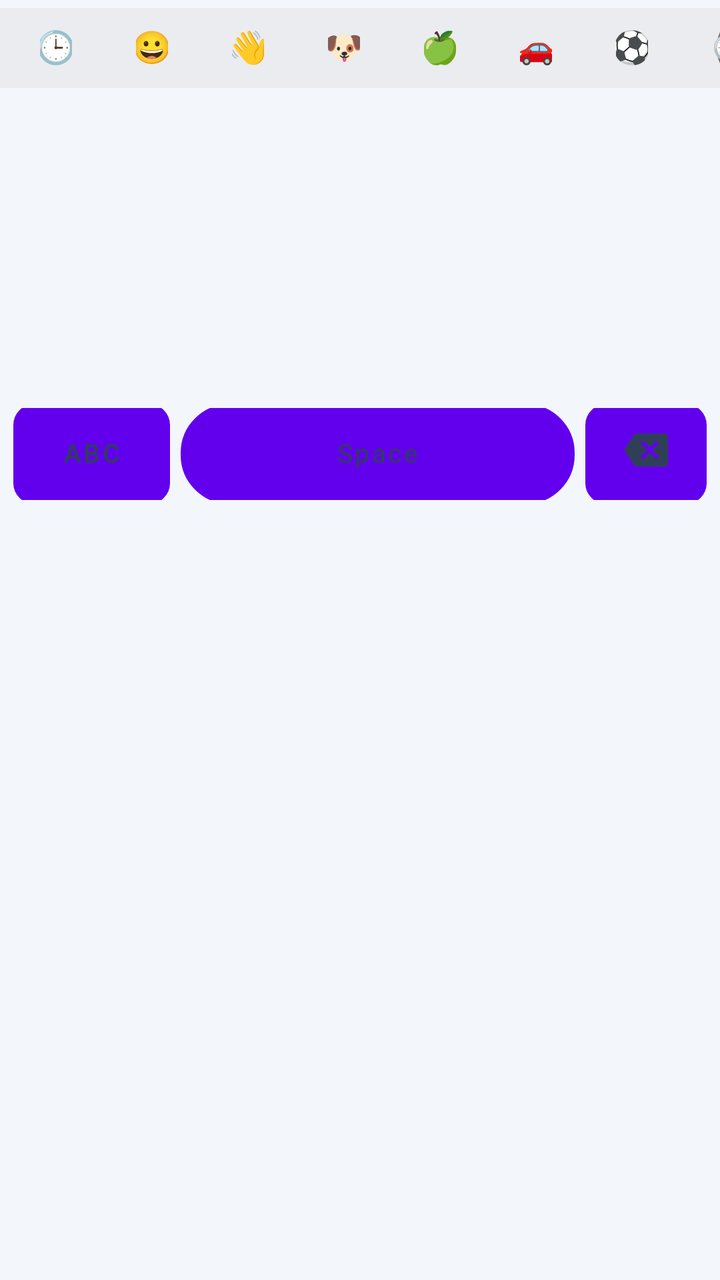
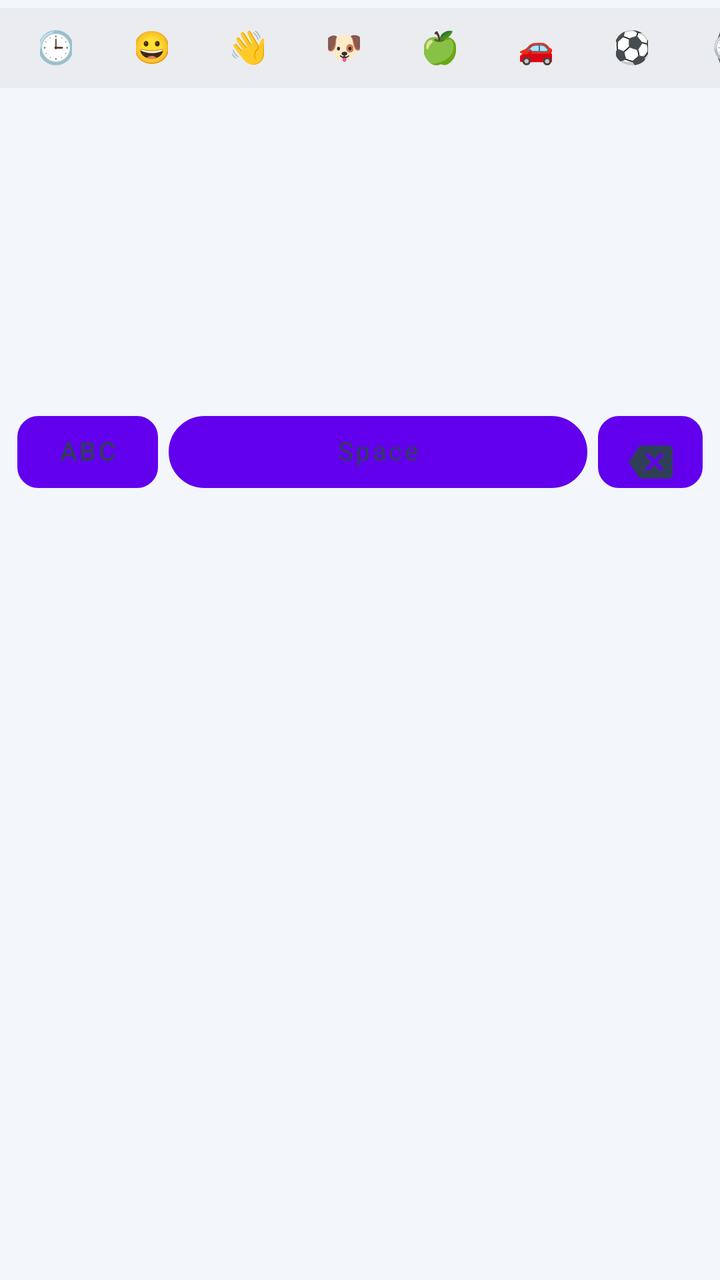

Screens rendered from an Android XML layout before and after an edit, with the pre-edit source and the edit as a unified diff.
<!-- AndroidManifest.xml: fallback theme Theme.MaterialComponents.DayNight.NoActionBar -->
<!-- res/layout/keyboard_emoji.xml -->
<?xml version="1.0" encoding="utf-8"?>
<LinearLayout xmlns:android="http://schemas.android.com/apk/res/android"
    android:layout_width="match_parent"
    android:layout_height="wrap_content"
    android:background="@color/kb_bg_light"
    android:orientation="vertical"
    android:paddingTop="4dp"
    android:layoutDirection="ltr">

    
    <HorizontalScrollView
        android:layout_width="match_parent"
        android:layout_height="40dp"
        android:scrollbars="none"
        android:background="#0A000000"
        android:fillViewport="true">

        <LinearLayout
            android:layout_width="wrap_content"
            android:layout_height="match_parent"
            android:orientation="horizontal"
            android:gravity="center_vertical"
            android:paddingStart="4dp"
            android:paddingEnd="4dp">

            <Button
                android:id="@+id/emoji_tab_recents"
                style="@style/SuggestionButton"
                android:layout_width="48dp"
                android:text="🕒" />

            <Button
                android:id="@+id/emoji_tab_smileys"
                style="@style/SuggestionButton"
                android:layout_width="48dp"
                android:text="😀" />

            <Button
                android:id="@+id/emoji_tab_people"
                style="@style/SuggestionButton"
                android:layout_width="48dp"
                android:text="👋" />

            <Button
                android:id="@+id/emoji_tab_animals"
                style="@style/SuggestionButton"
                android:layout_width="48dp"
                android:text="🐶" />

            <Button
                android:id="@+id/emoji_tab_food"
                style="@style/SuggestionButton"
                android:layout_width="48dp"
                android:text="🍏" />

            <Button
                android:id="@+id/emoji_tab_travel"
                style="@style/SuggestionButton"
                android:layout_width="48dp"
                android:text="🚗" />

            <Button
                android:id="@+id/emoji_tab_activities"
                style="@style/SuggestionButton"
                android:layout_width="48dp"
                android:text="⚽" />

            <Button
                android:id="@+id/emoji_tab_objects"
                style="@style/SuggestionButton"
                android:layout_width="48dp"
                android:text="⌚" />

            <Button
                android:id="@+id/emoji_tab_symbols"
                style="@style/SuggestionButton"
                android:layout_width="48dp"
                android:text="❤️" />

            <Button
                android:id="@+id/emoji_tab_flags"
                style="@style/SuggestionButton"
                android:layout_width="48dp"
                android:text="🏁" />
        </LinearLayout>
    </HorizontalScrollView>

    
    <GridView
        android:id="@+id/emoji_grid"
        android:layout_width="match_parent"
        android:layout_height="160dp"
        android:numColumns="8"
        android:gravity="center"
        android:horizontalSpacing="8dp"
        android:verticalSpacing="12dp"
        android:padding="8dp"
        android:scrollbars="vertical" />

    
    <LinearLayout
        android:layout_width="match_parent"
        android:layout_height="50dp"
        android:orientation="horizontal"
        android:gravity="center_vertical"
        android:paddingStart="4dp"
        android:paddingEnd="4dp"
        android:paddingBottom="4dp">

        <Button
            android:id="@+id/emoji_key_abc"
            style="@style/KeyboardButtonBottomSmall"
            android:text="ABC" />

        <Button
            android:id="@+id/emoji_key_space"
            style="@style/KeyboardButtonSpace"
            android:text="Space" />

        <Button
            android:id="@+id/emoji_key_backspace"
            style="@style/KeyboardButtonIcon"
            android:text=""
            android:drawableTop="@drawable/ic_backspace"
            android:drawablePadding="0dp" />
    </LinearLayout>

</LinearLayout>
<!-- resources referenced by this layout -->
<resources>
  <color name="kb_bg_light">#F3F6FA</color>
  <!-- drawable ic_backspace (drawable) -->
  <?xml version="1.0" encoding="utf-8"?>
  <vector xmlns:android="http://schemas.android.com/apk/res/android"
      android:width="22dp"
      android:height="22dp"
      android:viewportWidth="24"
      android:viewportHeight="24">
      <path
          android:fillColor="#333333"
          android:pathData="M22,3H7c-0.69,0 -1.23,0.35 -1.57,0.88L0,12l5.43,8.11C5.77,20.64 6.31,21 7,21h15c1.1,0 2,-0.9 2,-2V5C24,3.9 23.1,3 22,3zM19,15.59L17.59,17 14,13.41 10.41,17 9,15.59 12.59,12 9,8.41 10.41,7 14,10.59 17.59,7 19,8.41 15.41,12 19,15.59z" />
  </vector>
  <style name="KeyboardButtonBottomSmall" parent="KeyboardButtonFunctional">
          <item name="android:layout_weight">1.35</item>
          <item name="android:textSize">13sp</item>
      </style>
  <style name="KeyboardButtonIcon" parent="KeyboardButtonFunctional">
          <item name="android:layout_weight">1.04</item>
          <item name="android:paddingTop">6dp</item>
          <item name="android:paddingBottom">6dp</item>
          <item name="android:textSize">0sp</item>
          <item name="android:gravity">center</item>
          <item name="android:drawableTint">@color/kb_icon_light</item>
      </style>
  <style name="KeyboardButtonSpace" parent="KeyboardButton">
          <item name="android:layout_weight">3.4</item>
          <item name="android:background">@drawable/key_background_space</item>
          <item name="android:textSize">13sp</item>
          <item name="android:textColor">@color/kb_text_functional_light</item>
          <item name="android:fontFamily">sans-serif</item>
      </style>
  <style name="KeyboardButtonFunctional" parent="KeyboardButton">
          <item name="android:background">@drawable/key_background_functional</item>
          <item name="android:textColor">@color/kb_text_functional_light</item>
          <item name="android:textSize">14sp</item>
          <item name="android:fontFamily">sans-serif-medium</item>
      </style>
  <color name="kb_icon_light">#2F3F57</color>
  <!-- drawable key_background_space (drawable) -->
  <?xml version="1.0" encoding="utf-8"?>
  <ripple xmlns:android="http://schemas.android.com/apk/res/android"
      android:color="@color/kb_ripple_light">
  
      <item android:id="@android:id/mask">
          <shape android:shape="rectangle">
              <corners android:radius="24dp" />
              <solid android:color="@color/kb_key_light" />
          </shape>
      </item>
  
      <item>
          <shape android:shape="rectangle">
              <corners android:radius="24dp" />
              <solid android:color="@color/kb_key_light" />
              <stroke
                  android:width="1dp"
                  android:color="@color/kb_key_stroke_light" />
          </shape>
      </item>
  </ripple>
  <color name="kb_text_functional_light">#2F3F57</color>
  <color name="kb_text_primary_light">#1A1C1E</color>
  <!-- drawable key_background (drawable) -->
  <?xml version="1.0" encoding="utf-8"?>
  <ripple xmlns:android="http://schemas.android.com/apk/res/android"
      android:color="@color/kb_ripple_light">
  
      <item android:id="@android:id/mask">
          <shape android:shape="rectangle">
              <corners android:radius="10dp" />
              <solid android:color="@color/kb_key_light" />
          </shape>
      </item>
  
      <item>
          <shape android:shape="rectangle">
              <corners android:radius="10dp" />
              <solid android:color="@color/kb_key_light" />
              <stroke
                  android:width="1dp"
                  android:color="@color/kb_key_stroke_light" />
          </shape>
      </item>
  </ripple>
  <color name="kb_ripple_light">#1F0B57D0</color>
  <color name="kb_key_light">#FFFFFF</color>
  <color name="kb_key_stroke_light">#D5DEE8</color>
  <color name="kb_key_functional_light">#EAF1FA</color>
  <!-- unchanged entries left out for length: 3 -->
</resources>

<!-- the commit's change to res/layout/keyboard_emoji.xml (unified diff, before → after) -->
@@ -100,26 +100,39 @@
     
     <LinearLayout
         android:layout_width="match_parent"
-        android:layout_height="50dp"
+        android:layout_height="48dp"
         android:orientation="horizontal"
         android:gravity="center_vertical"
-        android:paddingStart="4dp"
-        android:paddingEnd="4dp"
+        android:paddingStart="6dp"
+        android:paddingEnd="6dp"
         android:paddingBottom="4dp">
 
+        
         <Button
             android:id="@+id/emoji_key_abc"
             style="@style/KeyboardButtonBottomSmall"
-            android:text="ABC" />
+            android:layout_width="0dp"
+            android:layout_weight="1.35"
+            android:layout_height="36dp"
+            android:text="ABC"
+            android:textSize="13sp" />
 
+        
         <Button
             android:id="@+id/emoji_key_space"
             style="@style/KeyboardButtonSpace"
+            android:layout_width="0dp"
+            android:layout_weight="4"
+            android:layout_height="36dp"
             android:text="Space" />
 
+        
         <Button
             android:id="@+id/emoji_key_backspace"
             style="@style/KeyboardButtonIcon"
+            android:layout_width="0dp"
+            android:layout_weight="1"
+            android:layout_height="36dp"
             android:text=""
             android:drawableTop="@drawable/ic_backspace"
             android:drawablePadding="0dp" />
